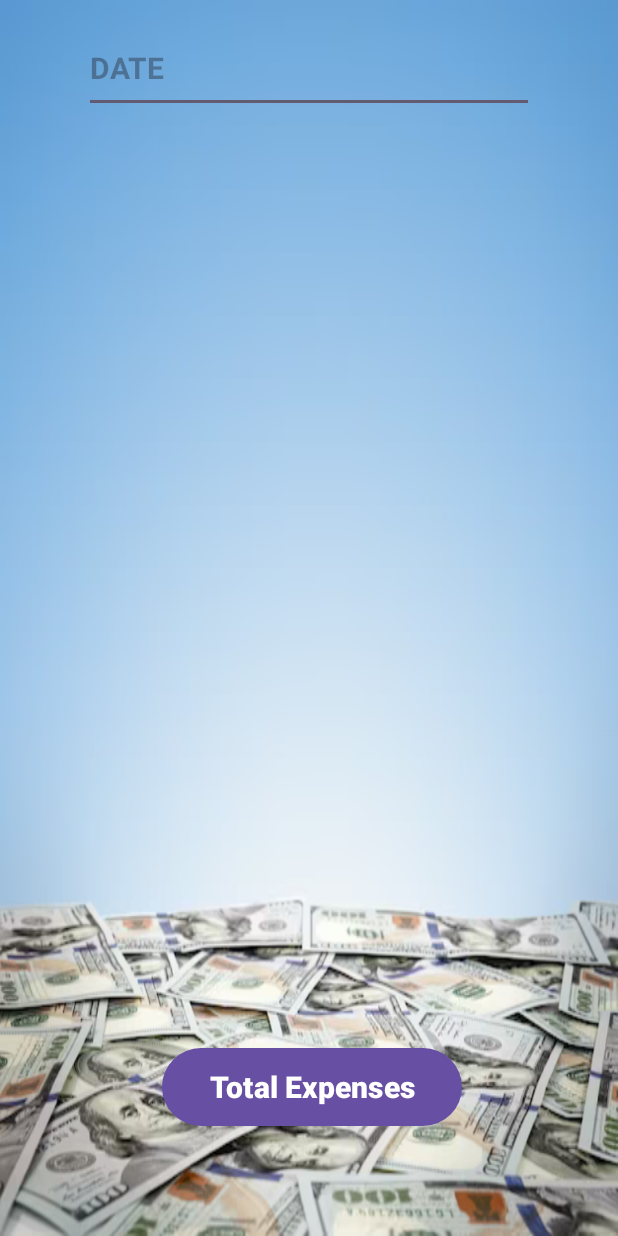
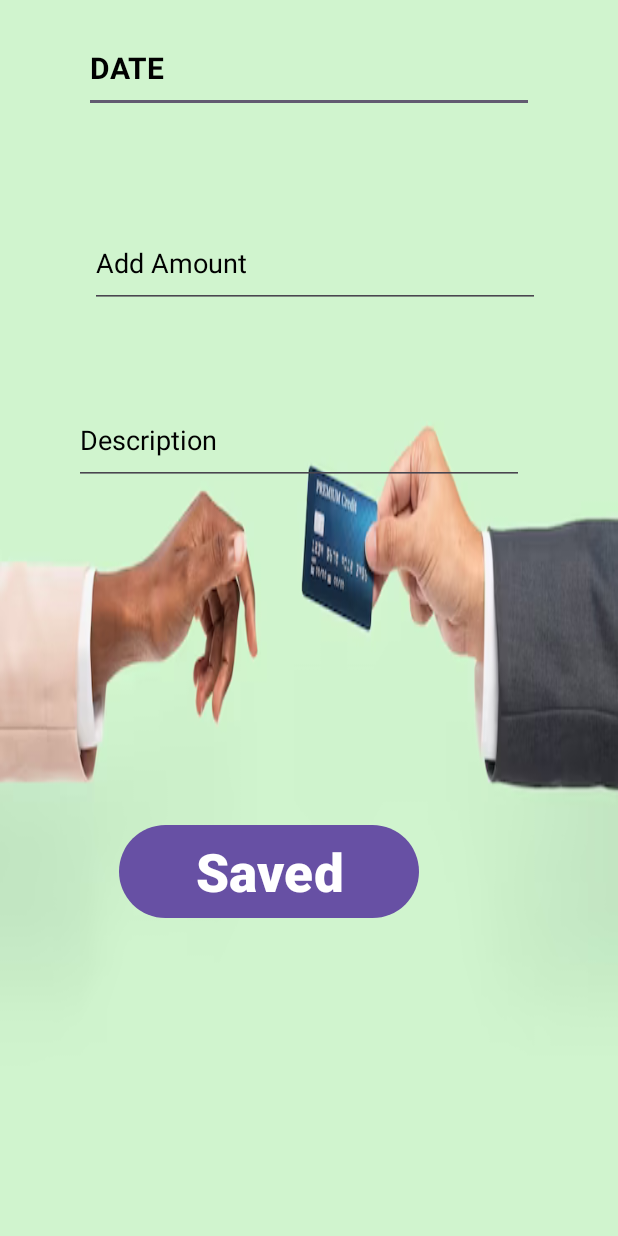
Before and after one commit to Alphonce08/ToolApp, an Android app: the ExpensesActivity screen opened directly, with no data from a screen before it, on a phone screen of 412 x 824 dp. Run offline under Robolectric (Android 15) with nearby library versions, the phone set to English and light mode, and no system bars.

Commit message:
clear code

```diff
--- a/app/src/main/java/com/example/balancetoolapp/ExpensesActivity.kt
+++ b/app/src/main/java/com/example/balancetoolapp/ExpensesActivity.kt
@@ -1,22 +1,29 @@
 package com.example.balancetoolapp
 
 
+import android.content.Intent
 import androidx.appcompat.app.AppCompatActivity
 import android.os.Bundle
 import android.widget.Button
+import android.widget.EditText
 import android.widget.ListView
 import android.widget.TextView
 import java.util.Date
-
 class ExpensesActivity : AppCompatActivity() {
-
-    //lateinit var ItemList:TextView
-    lateinit var ExpnSum:Button
-
+    lateinit var Txtdate:TextView
+    lateinit var edtamount:EditText
+    lateinit var edtdescription:EditText
+    lateinit var btnbutton:Button
     override fun onCreate(savedInstanceState: Bundle?) {
         super.onCreate(savedInstanceState)
         setContentView(R.layout.activity_expenses)
-        //ItemList = findViewById(R.id.mListExpenses)
-        ExpnSum = findViewById(R.id.BtnTotalExpenses)
+        Txtdate = findViewById(R.id.mBeditDate)
+        edtamount = findViewById(R.id.edtAmount)
+        edtdescription = findViewById(R.id.editDescription)
+        btnbutton = findViewById(R.id.BtnSaved)
+        btnbutton.setOnClickListener {
+
+        }
+
     }
 }
--- a/app/src/main/java/com/example/balancetoolapp/Login.kt
+++ b/app/src/main/java/com/example/balancetoolapp/Login.kt
@@ -10,6 +10,8 @@ import android.widget.TextView
 import android.widget.Toast
 import androidx.appcompat.app.AlertDialog
 import com.google.firebase.auth.FirebaseAuth
+
+
 
 
 class Login : AppCompatActivity() {
@@ -63,6 +65,7 @@ class Login : AppCompatActivity() {
             startActivity(Intent(applicationContext, MainActivity::class.java))
         }
 
+
         TxtSignup.setOnClickListener {
             startActivity(Intent(applicationContext, Register::class.java))
         }
--- a/app/src/main/res/layout/activity_expenses.xml
+++ b/app/src/main/res/layout/activity_expenses.xml
@@ -4,8 +4,11 @@
     xmlns:tools="http://schemas.android.com/tools"
     android:layout_width="match_parent"
     android:layout_height="match_parent"
-    android:background="@drawable/img_1"
+    android:background="@drawable/img"
     tools:context=".ExpensesActivity">
+
+
+    <!-- activity_main.xml -->
 
 
     <EditText
@@ -18,41 +21,55 @@
         android:layout_marginBottom="1dp"
         android:ems="10"
         android:hint="DATE"
-        android:inputType="number"
+        android:inputType="datetime"
         android:paddingRight="20dp"
+        android:textAppearance="@style/TextAppearance.AppCompat.Large"
         android:textSize="20sp"
-
-
+        android:textColor="@color/black"
+        android:textColorHint="@color/black"
         android:textStyle="bold" />
 
-    <ListView
-        android:id="@+id/mListExpenses"
+    <EditText
+        android:id="@+id/edtAmount"
         android:layout_width="300dp"
-        android:layout_height="460dp"
+        android:layout_height="60dp"
+        android:layout_alignParentStart="true"
+        android:layout_alignParentTop="true"
         android:layout_centerHorizontal="true"
-        android:layout_marginStart="1dp"
-        android:layout_marginTop="90dp"
-        android:layout_marginEnd="1dp"
-        android:layout_marginBottom="1dp"
-        app:layout_constraintBottom_toBottomOf="parent"
-        app:layout_constraintEnd_toEndOf="parent"
-        app:layout_constraintStart_toStartOf="parent"
-        app:layout_constraintTop_toBottomOf="@+id/mBeditDate" />
+        android:layout_marginStart="60dp"
+        android:layout_marginTop="145dp"
+        android:textColor="@color/black"
+        android:ems="10"
+        android:hint="Add Amount"
+        android:textColorHint="@color/black"
+        android:inputType="number" />
+
+    <EditText
+        android:id="@+id/editDescription"
+        android:layout_width="300dp"
+        android:layout_height="60dp"
+        android:textColor="@color/black"
+        android:textColorHint="@color/black"
+        android:layout_alignParentStart="true"
+        android:layout_alignParentTop="true"
+        android:layout_centerHorizontal="true"
+        android:layout_marginStart="49dp"
+        android:layout_marginTop="263dp"
+        android:ems="10"
+        android:hint="Description"
+        android:inputType="text" />
 
     <Button
-        android:id="@+id/BtnTotalExpenses"
+        android:id="@+id/BtnSaved"
         android:layout_width="200dp"
-        android:layout_height="60dp"
+        android:layout_height="70dp"
         android:layout_alignParentStart="true"
         android:layout_alignParentBottom="true"
-        android:layout_centerHorizontal="true"
-        android:layout_marginStart="108dp"
-        android:layout_marginBottom="69dp"
-        android:text="Total Expenses"
-        android:textSize="20sp"
-        android:textStyle="bold"
-        />
-
+        android:layout_marginStart="79dp"
+        android:layout_marginBottom="208dp"
+        android:text="Saved"
+        android:textSize="35sp"
+        android:textStyle="bold" />
 
 
 </RelativeLayout>
--- a/app/src/main/res/layout/activity_main.xml
+++ b/app/src/main/res/layout/activity_main.xml
@@ -4,7 +4,7 @@
     xmlns:tools="http://schemas.android.com/tools"
     android:layout_width="match_parent"
     android:layout_height="match_parent"
-    android:background="@drawable/img_1"
+    android:background="@drawable/img"
     tools:context=".MainActivity">
 
     <Button
```
Also changed, not shown: app/build.gradle (+4 -4 lines), app/src/main/java/com/example/balancetoolapp/ReceivedActivity.kt (+14 -1 lines), app/src/main/res/layout/activity_login.xml (+17 -16 lines), app/src/main/res/layout/activity_received.xml (+41 -14 lines), app/src/main/res/layout/activity_register.xml (+7 -6 lines), app/src/main/res/drawable/img.png (added), app/src/main/res/drawable/img_2.png (added).
